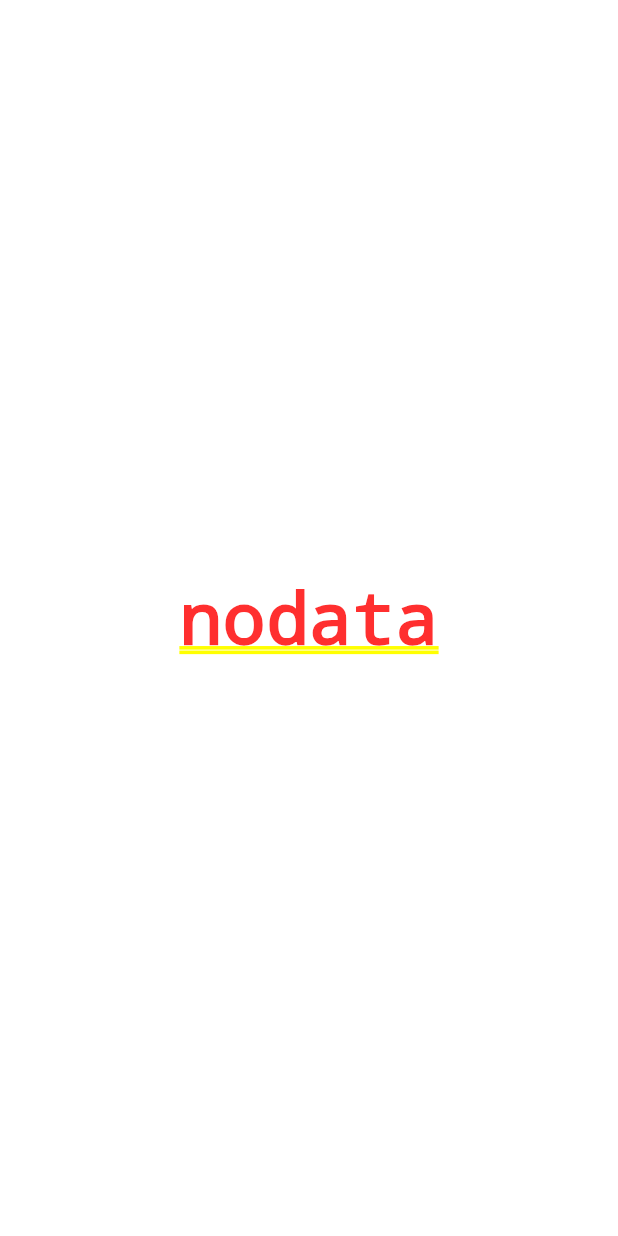
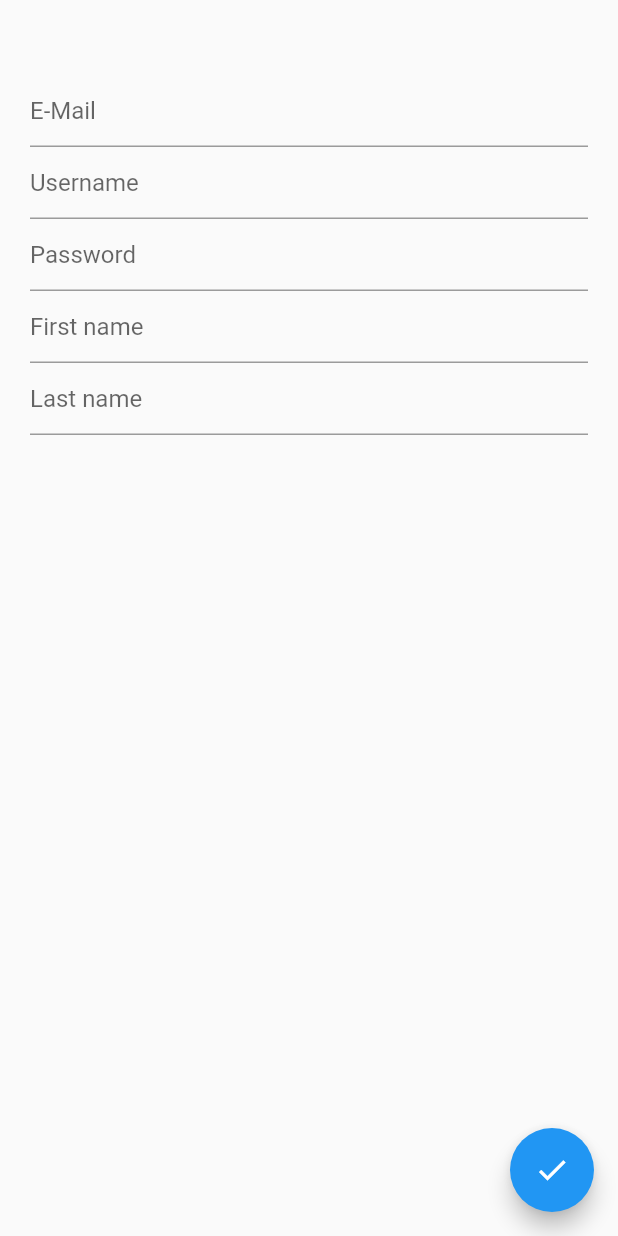
Before and after one commit to artieeg/warpy, a Flutter app: the screen it shows after launch, on a phone screen of 412 x 824 dp. Run offline on Flutter 3.47's test engine with Material 2 defaults, Android fonts, the phone set to English and light mode, and no system bars; our stand-ins replace flutter_secure_storage, get_it.

Commit message:
warpy: service discovery through get_it

```diff
--- a/warpy/lib/constants.dart
+++ b/warpy/lib/constants.dart
@@ -1,3 +1,3 @@
 class Constants {
-  static const String WARPY_API = "http://localhost:10000/";
+  static const String WARPY_API = "http://192.168.1.6:9999/";
 }
--- a/warpy/lib/main.dart
+++ b/warpy/lib/main.dart
@@ -1,27 +1,22 @@
 import 'package:flutter/material.dart';
-import 'services/api/api.dart';
-import 'providers/auth_provider.dart';
 import 'screens/splash.dart';
-import 'package:provider/provider.dart';
+import './locator.dart';
 
 void main() {
+  setupLocator();
   runApp(MyApp());
 }
 
 class MyApp extends StatelessWidget {
   @override
   Widget build(BuildContext context) {
-    return MultiProvider(
-        providers: [
-          ChangeNotifierProvider(create: (context) => AuthProvider()),
-        ],
-        child: MaterialApp(
+    return MaterialApp(
       title: 'Flutter Demo',
       theme: ThemeData(
         primarySwatch: Colors.blue,
         backgroundColor: Colors.white,
       ),
       home: SplashScreen(),
-        ));
+    );
   }
 }
--- a/warpy/lib/screens/dev_login.dart
+++ b/warpy/lib/screens/dev_login.dart
@@ -1,6 +1,6 @@
 import 'package:flutter/material.dart';
 import 'package:provider/provider.dart';
-import 'package:warpy/providers/auth_provider.dart';
+import 'package:warpy/services/auth_service.dart';
 
 class DevLoginScreen extends StatelessWidget {
   @override
@@ -9,7 +9,7 @@ class DevLoginScreen extends StatelessWidget {
         color: Theme.of(context).backgroundColor,
         child: Center(
             child: FutureBuilder<Map<String, dynamic>>(
-                future: Provider.of<AuthProvider>(context, listen: false)
+                future: Provider.of<AuthService>(context, listen: false)
                     .testGetRequest(),
                 builder: (BuildContext context,
                     AsyncSnapshot<Map<String, dynamic>> snapshot) {
--- /dev/null
+++ b/warpy/lib/screens/dev_signup.dart
@@ -0,0 +1,70 @@
+import 'package:flutter/material.dart';
+import 'package:warpy/services/services.dart';
+import 'package:warpy/locator.dart';
+
+class DevSignUpScreen extends StatefulWidget {
+  @override
+  DevSignUpState createState() => DevSignUpState();
+}
+
+class DevSignUpState extends State<DevSignUpScreen> {
+  final storageService = locator<StorageService>();
+
+  final email = TextEditingController();
+  final username = TextEditingController();
+  final firstName = TextEditingController();
+  final lastName = TextEditingController();
+  final password = TextEditingController();
+
+  @override
+  Widget build(BuildContext context) {
+    return Scaffold(
+        body: Padding(
+          padding: EdgeInsets.only(top: 50, left: 20, right: 20, bottom: 20),
+          child: Column(children: [
+            TextField(
+                controller: email,
+                decoration: InputDecoration(hintText: "E-Mail")),
+            TextField(
+                controller: username,
+                decoration: InputDecoration(hintText: "Username")),
+            TextField(
+                controller: password,
+                decoration: InputDecoration(hintText: "Password")),
+            TextField(
+                controller: firstName,
+                decoration: InputDecoration(hintText: "First name")),
+            TextField(
+                controller: lastName,
+                decoration: InputDecoration(hintText: "Last name")),
+          ]),
+        ),
+        floatingActionButton:
+            FloatingActionButton(onPressed: _signUp, child: Icon(Icons.check)));
+  }
+
+  @override
+  void dispose() {
+    firstName.dispose();
+    lastName.dispose();
+    password.dispose();
+    username.dispose();
+    email.dispose();
+
+    super.dispose();
+  }
+
+  void _signUp() async {
+    final signUpService = locator<SignUpService>();
+
+    final response = await signUpService.createDevUser(CreateDevUserPayload(
+        firstName.text,
+        lastName.text,
+        email.text,
+        username.text,
+        password.text));
+
+    await storageService.saveAccessToken(response.access);
+    await storageService.saveRefreshToken(response.refresh);
+  }
+}
--- a/warpy/lib/screens/splash.dart
+++ b/warpy/lib/screens/splash.dart
@@ -1,12 +1,12 @@
 import 'package:flutter/material.dart';
-import './dev_login.dart';
+import './dev_signup.dart';
 
 class SplashScreen extends StatelessWidget {
   void doSomeWorkAndNavigate(BuildContext context) {
     Future.delayed(Duration(milliseconds: 500), () {
       Navigator.push(
         context,
-        MaterialPageRoute(builder: (context) => DevLoginScreen()),
+        MaterialPageRoute(builder: (context) => DevSignUpScreen()),
       );
     });
   }
--- a/warpy/lib/services/api/payloads/create_dev_user.dart
+++ b/warpy/lib/services/api/payloads/create_dev_user.dart
@@ -1,10 +1,24 @@
-class CreateDevUser {
+import 'dart:convert';
+
+class CreateDevUserPayload {
   String firstName;
   String lastName;
   String email;
   String username;
   String avatar;
 
-  CreateDevUser(
+  CreateDevUserPayload(
       this.firstName, this.lastName, this.email, this.username, this.avatar);
+
+  Map<String, dynamic> toMap() {
+    return {
+      'first_name': firstName,
+      'last_name': lastName,
+      'username': username,
+      'email': email,
+      'avatar': avatar,
+    };
+  }
+
+  String toJson() => json.encode(toMap());
 }
--- /dev/null
+++ b/warpy/lib/services/api/payloads/payloads.dart
@@ -0,0 +1 @@
+export './create_dev_user.dart';
--- /dev/null
+++ b/warpy/lib/services/api/responses/responses.dart
@@ -0,0 +1 @@
+export './new_user.dart';
--- a/warpy/lib/providers/auth_provider.dart
+++ b/warpy/lib/services/auth_service.dart
@@ -1,9 +1,9 @@
 import 'package:flutter/foundation.dart';
-import 'package:warpy/services/api/api.dart';
+import './api/api.dart';
 import 'dart:async';
 
-class AuthProvider extends ChangeNotifier {
-  var api = API();
+class AuthService extends ChangeNotifier {
+  var api = APIService();
 
   Future<Map<String, dynamic>> testGetRequest() async {
     final response = await api.testApiRequest();
--- /dev/null
+++ b/warpy/lib/services/services.dart
@@ -0,0 +1,6 @@
+export './api/api.dart';
+export './auth_service.dart';
+export './signup_service.dart';
+export './storage_service.dart';
+export './api/payloads/payloads.dart';
+export './api/responses/responses.dart';
--- /dev/null
+++ b/warpy/lib/services/signup_service.dart
@@ -0,0 +1,16 @@
+import 'package:flutter/foundation.dart';
+import './api/responses/new_user.dart';
+import './api/payloads/create_dev_user.dart';
+import './api/api.dart';
+import 'package:warpy/locator.dart';
+import 'dart:async';
+
+class SignUpService extends ChangeNotifier {
+  final api = locator<APIService>();
+
+  Future<NewUserResponse> createDevUser(CreateDevUserPayload payload) async {
+    final response = await api.createDevUser(payload);
+
+    return response;
+  }
+}
--- a/warpy/pubspec.yaml
+++ b/warpy/pubspec.yaml
@@ -14,6 +14,9 @@ dependencies:
   cupertino_icons: ^1.0.2
   http: ^0.13.3
   provider: ^5.0.0
+  stacked: ^2.1.8
+  flutter_secure_storage: ^4.2.0
+  get_it: ^7.1.3
 
 dev_dependencies:
   flutter_test:
```
Also changed, not shown: warpy/lib/locator.dart (added, +10 -0 lines), warpy/lib/services/api/api.dart (+29 -4 lines), warpy/lib/services/api/responses/new_user.dart (+6 -2 lines), warpy/lib/services/storage_service.dart (added, +31 -0 lines), warpy/pubspec.lock. Lines whose indentation alone changed are shown as unchanged.
